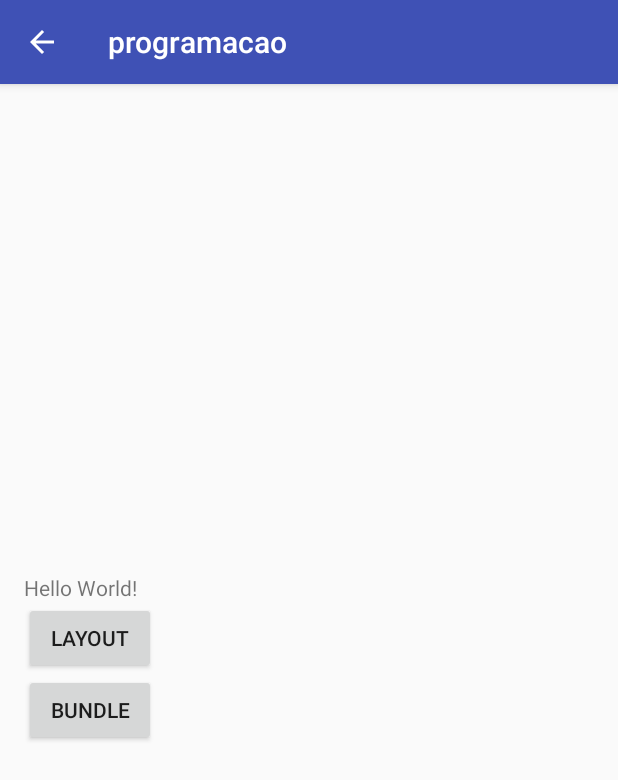
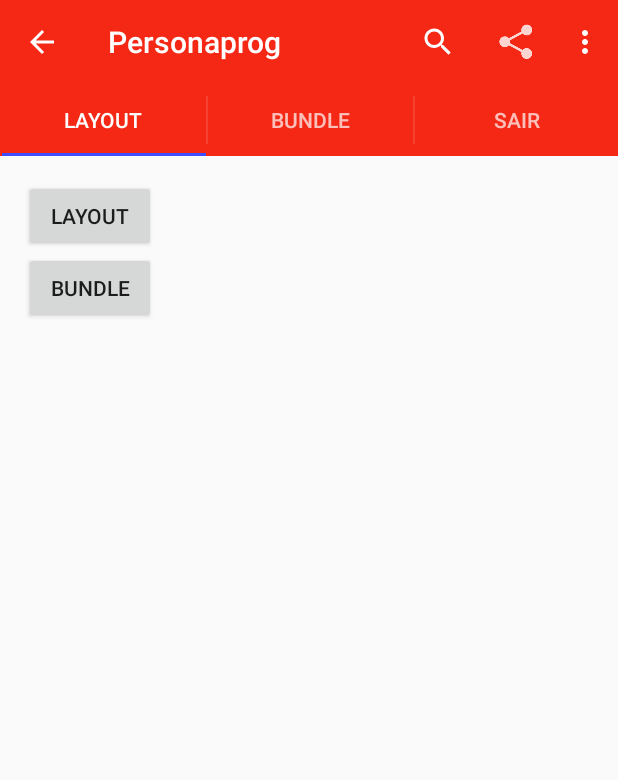
Before and after one commit to personaprog/ProjAndroid, an Android app: the screen it shows after launch (MainActivity), on a phone screen of 412 x 824 dp. Shown: the top 780 px of the screen. Run offline under Robolectric (Android 15) with nearby library versions, the phone set to English and light mode, and no system bars.

Commit message:
Atual ProjAndroid

```diff
--- a/programacao/app/build.gradle
+++ b/programacao/app/build.gradle
@@ -2,10 +2,10 @@ apply plugin: 'com.android.application'
 
 android {
     compileSdkVersion 25
-    buildToolsVersion "25.0.2"
+    buildToolsVersion "23.0.3"
     defaultConfig {
         applicationId "com.example.persprog.programacao"
-        minSdkVersion 15
+        minSdkVersion 9
         targetSdkVersion 25
         versionCode 1
         versionName "1.0"
@@ -21,9 +21,10 @@ android {
 
 dependencies {
     compile fileTree(dir: 'libs', include: ['*.jar'])
+    compile 'com.android.support:preference-v7:25.0.0'
     androidTestCompile('com.android.support.test.espresso:espresso-core:2.2.2', {
         exclude group: 'com.android.support', module: 'support-annotations'
     })
-    compile 'com.android.support:appcompat-v7:25.1.0'
+
     testCompile 'junit:junit:4.12'
 }
--- a/programacao/app/src/main/java/com/example/persprog/programacao/ca4/Lifecycle.java
+++ b/programacao/app/src/main/java/com/example/persprog/programacao/ca4/Lifecycle.java
@@ -1,10 +1,21 @@
 package com.example.persprog.programacao.ca4;
 
+import android.content.Intent;
 import android.os.Bundle;
 import android.support.annotation.Nullable;
+import android.support.v4.view.MenuItemCompat;
+import android.support.v7.app.ActionBar;
 import android.support.v7.app.AppCompatActivity;
+import android.support.v7.widget.SearchView;
+import android.support.v7.widget.ShareActionProvider;
 import android.util.Log;
+import android.view.Menu;
 import android.view.MenuItem;
+import android.widget.Toast;
+
+import com.example.persprog.programacao.R;
+import com.example.persprog.programacao.cap3.Layout;
+import com.example.persprog.programacao.cap5.MyTabListener;
 
 /**
  * Created by persprog on 21/01/17.
@@ -17,6 +28,14 @@ public class Lifecycle extends AppCompatActivity {
     protected void onCreate(@Nullable Bundle savedInstanceState) {
         super.onCreate(savedInstanceState);
         getSupportActionBar().setDisplayHomeAsUpEnabled(true);
+
+
+        ActionBar actionBar = getSupportActionBar();
+        actionBar.setTitle(TAG);
+        actionBar.setNavigationMode((ActionBar.NAVIGATION_MODE_TABS));
+        actionBar.addTab(actionBar.newTab().setText("Layout").setTabListener(new MyTabListener(this,1)));
+        actionBar.addTab(actionBar.newTab().setText("Bundle").setTabListener(new MyTabListener(this,2)));
+        actionBar.addTab(actionBar.newTab().setText("Sair").setTabListener(new MyTabListener(this,3)));
     }
 
     @Override
@@ -49,13 +68,38 @@ public class Lifecycle extends AppCompatActivity {
     protected void onDestroy() {
         super.onDestroy();
     }
+
+
+    @Override
+    public boolean onCreateOptionsMenu(Menu menu) {
+        getMenuInflater().inflate(R.menu.menu_main,menu);
+        return true;
+    }
+
     @Override
     public boolean onOptionsItemSelected(MenuItem item) {
+
+
+
         int id = item.getItemId();
+        if (id == R.id.action_layout) {
+            Intent layoutpage = new Intent(this, Layout.class);
+            startActivity(layoutpage);
+            return true;
+        } else if (id == R.id.action_bundle) {
+            Toast.makeText(this,"Bunble",Toast.LENGTH_SHORT);
+            return true;
+        } else if (id == R.id.action_out) {
+            Toast.makeText(this,"Fechar",Toast.LENGTH_SHORT);
+            finish();
+            return true;
+        }
         if(id == android.R.id.home){
             finish();
             return true;
         }
         return super.onOptionsItemSelected(item);
     }
+
+
 }
--- /dev/null
+++ b/programacao/app/src/main/java/com/example/persprog/programacao/cap5/MyTabListener.java
@@ -0,0 +1,36 @@
+package com.example.persprog.programacao.cap5;
+
+import android.content.Context;
+import android.support.v4.app.FragmentTransaction;
+import android.support.v7.app.ActionBar;
+import android.widget.Toast;
+
+/**
+ * Created by Ricardo Lecheta on 24/12/2014.
+ */
+public class MyTabListener implements ActionBar.TabListener {
+    private Context context;
+    private int tabIdx;
+
+    public MyTabListener(Context context, int tabIdx) {
+        this.context = context;
+        this.tabIdx = tabIdx;
+    }
+
+    @Override
+    public void onTabSelected(ActionBar.Tab tab, FragmentTransaction ft) {
+        // Chamado ao selecionar uma tab
+
+        Toast.makeText(context, "Selecionou a tab: " + tabIdx, Toast.LENGTH_SHORT).show();
+    }
+
+    @Override
+    public void onTabUnselected(ActionBar.Tab tab, FragmentTransaction ft) {
+        // Chamado quando a tab perde o foco (se outra tab é selecionada)
+    }
+
+    @Override
+    public void onTabReselected(ActionBar.Tab tab, FragmentTransaction ft) {
+        // Chamado quando uma tab é selecionada novamente.
+    }
+}
--- a/programacao/app/src/main/res/layout/activity_main.xml
+++ b/programacao/app/src/main/res/layout/activity_main.xml
@@ -8,33 +8,18 @@
     android:paddingLeft="@dimen/activity_horizontal_margin"
     android:paddingRight="@dimen/activity_horizontal_margin"
     android:paddingTop="@dimen/activity_vertical_margin"
-    android:gravity="center_vertical" android:orientation="vertical"
+    android:gravity="left" android:orientation="vertical"
    >
 
-    <TextView
-        android:layout_width="wrap_content"
-        android:layout_height="wrap_content"
-        android:text="Hello World!" />
 
     <Button
         android:id="@+id/btn_Layout"
         android:layout_width="wrap_content"
         android:layout_height="wrap_content"
         android:text="Layout"/>
-
-
-
-
-
-
-
-<Button
-    android:layout_width="wrap_content"
-    android:layout_height="wrap_content"
-    android:id="@+id/btnbundle"
-    android:text="Bundle"
-    />
-
-
-
+    <Button
+        android:layout_width="wrap_content"
+        android:layout_height="wrap_content"
+        android:id="@+id/btnbundle"
+        android:text="Bundle" />
 </LinearLayout>
--- /dev/null
+++ b/programacao/app/src/main/res/menu/menu_main.xml
@@ -0,0 +1,33 @@
+<menu xmlns:android="http://schemas.android.com/apk/res/android"
+    xmlns:app="http://schemas.android.com/apk/res-auto"
+    xmlns:tools="http://schemas.android.com/tools"
+    tools:context=".MainActivity">
+
+    <item
+        android:id="@+id/action_search"
+        android:icon="@drawable/ic_action_search"
+        android:title="@string/action_search"
+        app:actionViewClass="android.support.v7.widget.SearchView"
+        app:showAsAction="always" />
+    <item
+        android:id="@+id/action_share"
+        android:icon="@drawable/ic_action_share"
+        android:title="@string/action_search"
+
+        app:showAsAction="always" />
+    <item
+        android:id="@+id/action_bundle"
+
+        android:title="@string/action_bundle"
+        app:showAsAction="never" />
+    <item
+        android:id="@+id/action_layout"
+        android:title="@string/action_layout"
+        app:showAsAction="never" />
+    <item
+        android:id="@+id/action_out"
+        android:title="@string/action_out"
+        app:showAsAction="never" />
+
+
+</menu>
--- a/programacao/app/src/main/res/values/colors.xml
+++ b/programacao/app/src/main/res/values/colors.xml
@@ -1,6 +1,6 @@
 <?xml version="1.0" encoding="utf-8"?>
 <resources>
-    <color name="colorPrimary">#3F51B5</color>
-    <color name="colorPrimaryDark">#303F9F</color>
-    <color name="colorAccent">#FF4081</color>
+    <color name="colorPrimary">#f52815</color>
+    <color name="colorPrimaryDark">#ef0804</color>
+    <color name="colorAccent">#404dff</color>
 </resources>
--- a/programacao/app/src/main/res/values/strings.xml
+++ b/programacao/app/src/main/res/values/strings.xml
@@ -1,3 +1,8 @@
 <resources>
     <string name="app_name">programacao</string>
+    <string name="hello_world">Hello world!</string>
+    <string name="action_out">Sair</string>
+    <string name="action_search">Search</string>
+    <string name="action_bundle">Bundle</string>
+    <string name="action_layout">Layout</string>
 </resources>
```
Also changed, not shown: programacao/app/src/main/res/drawable-hdpi/ic_launcher.png (added), programacao/app/src/main/res/drawable-mdpi/ic_launcher.png (added), programacao/app/src/main/res/drawable-xhdpi/ic_launcher.png (added), programacao/app/src/main/res/drawable-xxhdpi/ic_action_refresh.png (added), programacao/app/src/main/res/drawable-xxhdpi/ic_action_search.png (added), programacao/app/src/main/res/drawable-xxhdpi/ic_action_share.png (added), programacao/app/src/main/res/drawable-xxhdpi/ic_launcher.png (added).
